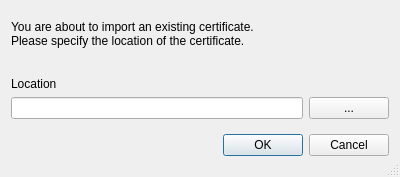
Qt form resources/ui/window/importassistant.ui (jdoubleu/certman) before a commit.
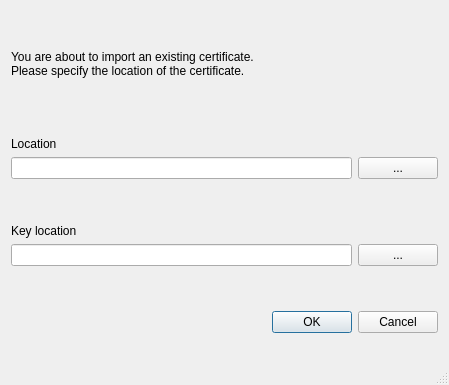
The same form after that commit.

Commit message: Update importassistant for privateKey

What changed in the file:
```diff
--- a/resources/ui/window/importassistant.ui
+++ b/resources/ui/window/importassistant.ui
@@ -6,8 +6,8 @@
    <rect>
     <x>0</x>
     <y>0</y>
-    <width>400</width>
-    <height>177</height>
+    <width>449</width>
+    <height>385</height>
    </rect>
   </property>
   <property name="sizePolicy">
@@ -121,6 +121,80 @@
      </layout>
     </widget>
    </item>
+   <item>
+    <widget class="QWidget" name="widget_location_key" native="true">
+     <property name="sizePolicy">
+      <sizepolicy hsizetype="Preferred" vsizetype="Fixed">
+       <horstretch>0</horstretch>
+       <verstretch>0</verstretch>
+      </sizepolicy>
+     </property>
+     <layout class="QVBoxLayout" name="verticalLayout_4">
+      <property name="leftMargin">
+       <number>0</number>
+      </property>
+      <property name="topMargin">
+       <number>0</number>
+      </property>
+      <property name="rightMargin">
+       <number>0</number>
+      </property>
+      <property name="bottomMargin">
+       <number>0</number>
+      </property>
+      <item>
+       <widget class="QLabel" name="key_label">
+        <property name="sizePolicy">
+         <sizepolicy hsizetype="Preferred" vsizetype="Minimum">
+          <horstretch>0</horstretch>
+          <verstretch>0</verstretch>
+         </sizepolicy>
+        </property>
+        <property name="text">
+         <string>Key location</string>
+        </property>
+        <property name="alignment">
+         <set>Qt::AlignBottom|Qt::AlignLeading|Qt::AlignLeft</set>
+        </property>
+       </widget>
+      </item>
+      <item>
+       <widget class="QWidget" name="widget_key" native="true">
+        <property name="sizePolicy">
+         <sizepolicy hsizetype="Preferred" vsizetype="Minimum">
+          <horstretch>0</horstretch>
+          <verstretch>0</verstretch>
+         </sizepolicy>
+        </property>
+        <layout class="QHBoxLayout" name="horizontalLayout_3">
+         <property name="leftMargin">
+          <number>0</number>
+         </property>
+         <property name="topMargin">
+          <number>0</number>
+         </property>
+         <property name="rightMargin">
+          <number>0</number>
+         </property>
+         <property name="bottomMargin">
+          <number>0</number>
+         </property>
+         <item>
+          <widget class="QLineEdit" name="key_input"/>
+         </item>
+         <item>
+          <widget class="QPushButton" name="key_choose">
+           <property name="text">
+            <string>...</string>
+           </property>
+          </widget>
+         </item>
+        </layout>
+       </widget>
+      </item>
+     </layout>
+    </widget>
+   </item>
    <item>
     <widget class="QDialogButtonBox" name="buttonBox">
      <property name="orientation">
```
